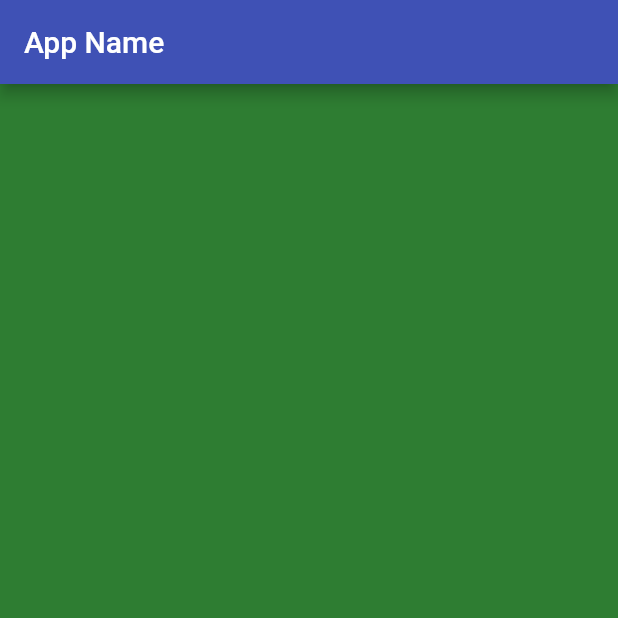
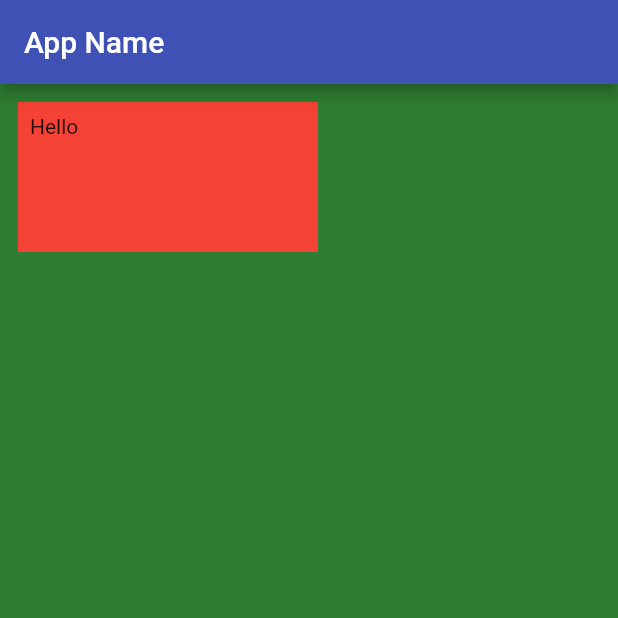
Before and after one commit to evangeldaping/Flutter-Course-for-Beginners, a Flutter app: the screen it shows after launch, on a phone screen of 412 x 824 dp, the top half of it. Run offline on Flutter 3.47's test engine with Material 2 defaults, Android fonts, the light colour scheme and no system bars.

Commit message:
UI Basics - Container widget with multiple properties

```diff
--- a/lib/main.dart
+++ b/lib/main.dart
@@ -9,12 +9,18 @@ class MyApp extends StatelessWidget {
   Widget build(BuildContext context) {
     return MaterialApp(
       home: Scaffold(
-        backgroundColor: Colors.green[800],
-        appBar: AppBar(
-          backgroundColor: Colors.indigo,
-          title: Text("App Name"),
-        ),
-      ),
+          backgroundColor: Colors.green[800],
+          appBar: AppBar(
+            backgroundColor: Colors.indigo,
+            title: Text("App Name"),
+          ),
+          body: Container(
+              padding: EdgeInsets.all(8.0),
+              margin: EdgeInsets.all(12.0),
+              height: 100,
+              width: 200,
+              color: Colors.red,
+              child: Text("Hello"))),
     );
   }
 }
```
